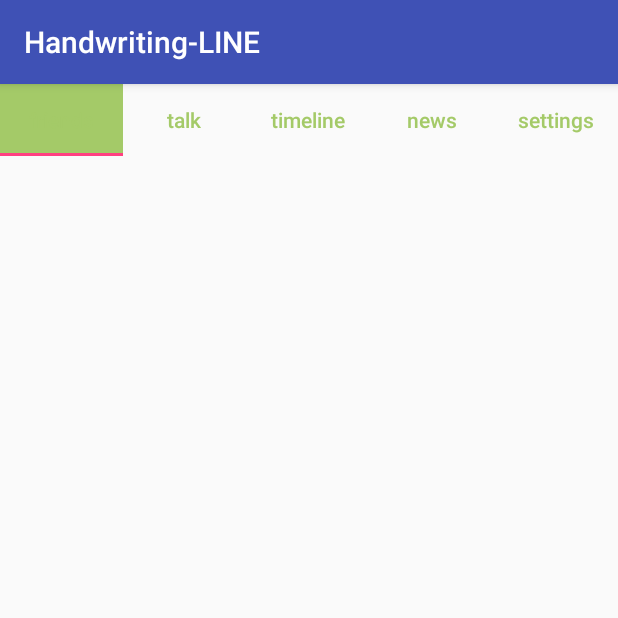
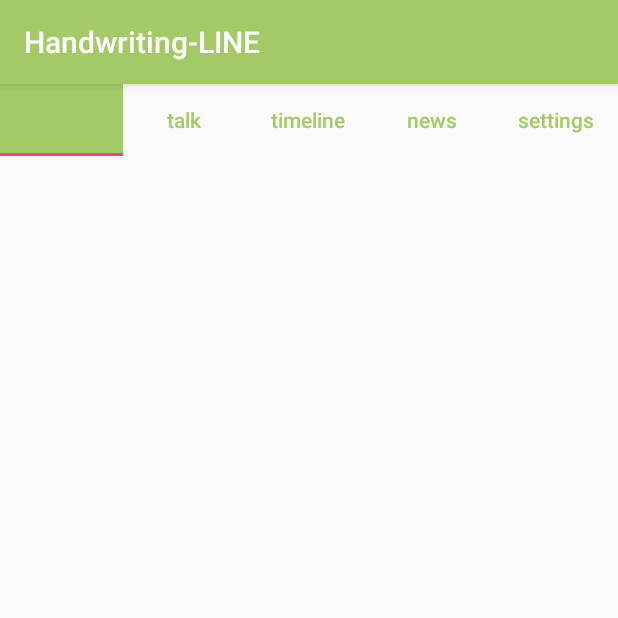
Before and after one commit to yutaro6547/Handwriting-LINE, an Android app: the screen it shows after launch (MainActivity), on a phone screen of 412 x 824 dp, the top half of it. Run offline under Robolectric (Android 15) with nearby library versions, the phone set to English and light mode, and no system bars.

Commit message:
Change App Theme Color

```diff
--- a/app/src/main/res/values/styles.xml
+++ b/app/src/main/res/values/styles.xml
@@ -3,8 +3,8 @@
     <!-- Base application theme. -->
     <style name="AppTheme" parent="Theme.AppCompat.Light.DarkActionBar">
         <!-- Customize your theme here. -->
-        <item name="colorPrimary">@color/colorPrimary</item>
-        <item name="colorPrimaryDark">@color/colorPrimaryDark</item>
+        <item name="colorPrimary">@color/accent</item>
+        <item name="colorPrimaryDark">@color/accent</item>
         <item name="colorAccent">@color/colorAccent</item>
     </style>
 
```
